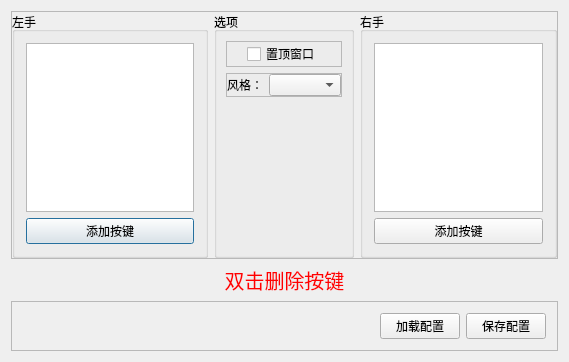
ilovecplusplus97/MahiroBox, file MahiroBox/SettingWindow.ui: the form before one commit.
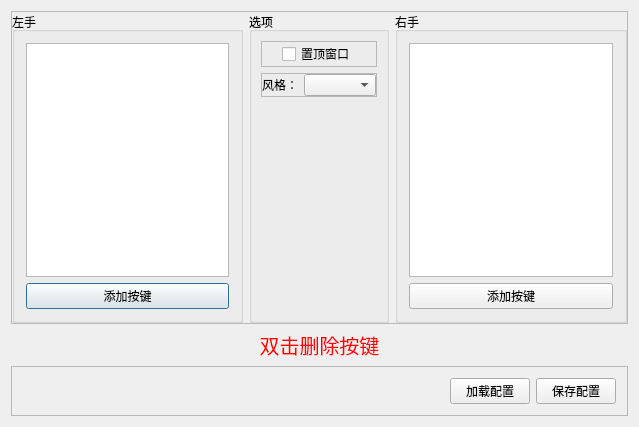
The form after the commit.

Commit message: 修复了按下Enter和Tab窗口会响应的bug

```diff
--- a/MahiroBox/SettingWindow.ui
+++ b/MahiroBox/SettingWindow.ui
@@ -6,8 +6,8 @@
    <rect>
     <x>0</x>
     <y>0</y>
-    <width>569</width>
-    <height>362</height>
+    <width>639</width>
+    <height>427</height>
    </rect>
   </property>
   <property name="windowTitle">
```
Left out of the diff: 4 changed lines with no effect on the pictures. The commit also changes 5 other files.
